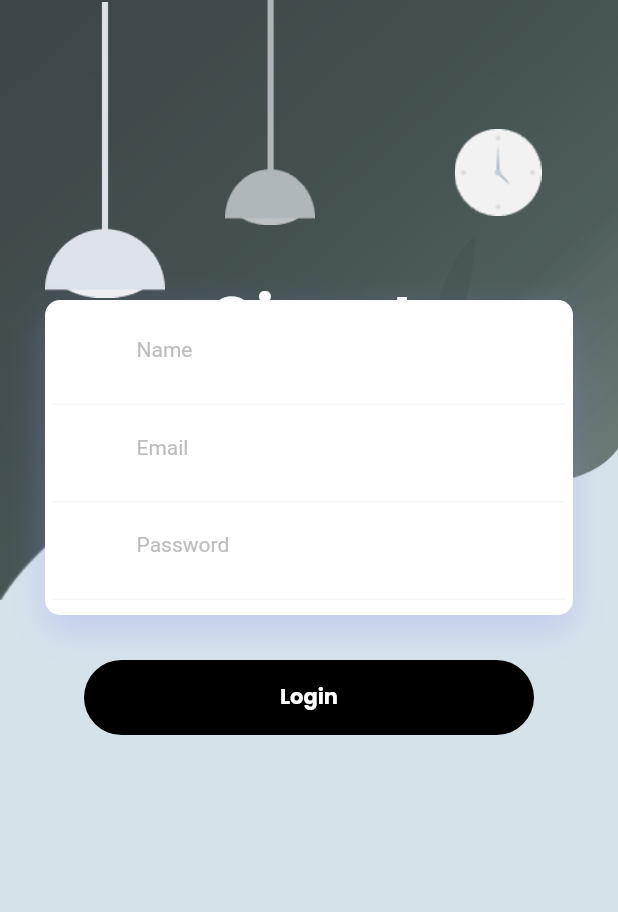
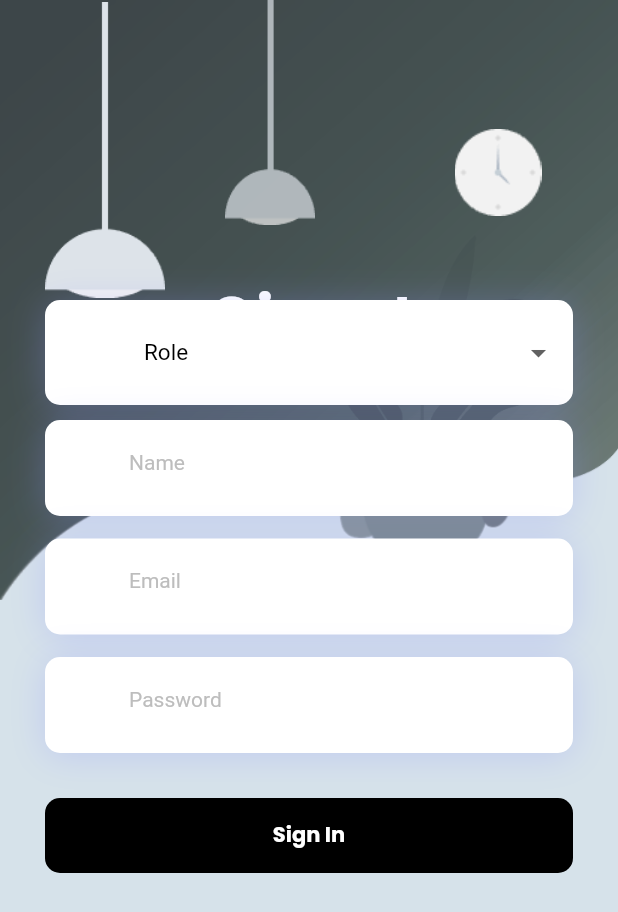
Before and after one commit to BriceJoshy/piXeller, a Flutter app: the SignInPage screen opened directly, on a phone screen of 412 x 824 dp. Shown: the top 912 px of the screen. Run offline on Flutter 3.47's test engine with Material 2 defaults, Android fonts, the phone set to English and light mode, and no system bars; our stand-ins replace flutter_svg, google_fonts, liquid_swipe, rive, smooth_page_indicator; missing offline and left inert: flutter_animated_button.

Commit message:
sign in page

```diff
--- a/lib/main.dart
+++ b/lib/main.dart
@@ -1,7 +1,11 @@
 import 'package:flutter/material.dart';
+import 'package:mini_project_1/src/common_widgets/provider.dart';
 import 'package:mini_project_1/src/utils/themes/theme.dart';
+import 'package:provider/provider.dart';
 
 import 'src/features/authentication/screens/on_boarding/on_boarding_screen.dart';
+
+var size, height, width;
 
 void main() {
   runApp(const MyApp());
@@ -13,13 +17,18 @@ class MyApp extends StatelessWidget {
   // This widget is the root of your application.
   @override
   Widget build(BuildContext context) {
-    return MaterialApp(
+    size = MediaQuery.of(context).size;
+    height = size.height;
+    width = size.width;
+    return ChangeNotifierProvider(
+        create: (context) => TagProvider(),
+        child: MaterialApp(
           //  for light theme
           theme: MyAppTheme.lightTheme,
           darkTheme: MyAppTheme.darkTheme,
           themeMode: ThemeMode.system,
           debugShowCheckedModeBanner: false,
           home: const onBoardingScreen(),
-    );
+        ));
   }
 }
--- /dev/null
+++ b/lib/src/common_widgets/mydropdownmenu.dart
@@ -0,0 +1,104 @@
+import 'package:flutter/material.dart';
+import 'package:mini_project_1/src/common_widgets/provider.dart';
+import 'package:provider/provider.dart';
+
+import '../../main.dart';
+import '../features/authentication/screens/signinpage/signinpage.dart';
+
+class MyDropDown extends StatefulWidget {
+  final List<String> myList;
+  final bool isEdit;
+  const MyDropDown({Key? key, required this.myList, required this.isEdit})
+      : super(key: key);
+
+  @override
+  State<MyDropDown> createState() => _MyDropDownState();
+}
+
+class _MyDropDownState extends State<MyDropDown> {
+  late bool isFont = editCheck();
+
+  editCheck() {
+    if (widget.isEdit == true) {
+      return isFont = true;
+    } else {
+      return isFont = false;
+    }
+  }
+
+  @override
+  Widget build(BuildContext context) {
+    return myDropDown(widget.myList, context);
+  }
+
+  Widget myDropDown(List<String> lists, BuildContext context) {
+    var tagProvider = Provider.of<TagProvider>(context);
+
+    return Container(
+      padding: const EdgeInsets.all(8),
+      decoration: BoxDecoration(
+          color: Colors.white,
+          borderRadius: BorderRadius.circular(10),
+          boxShadow: const [
+            BoxShadow(
+                color: Color.fromRGBO(143, 148, 251, .3),
+                blurRadius: 20,
+                offset: Offset(0, 2))
+          ]),
+      width: width * 1,
+      child: InputDecorator(
+        decoration: InputDecoration(
+          prefixIcon: const Padding(
+            padding: EdgeInsets.symmetric(horizontal: 8),
+            // child: SvgPicture.asset(myLoginPageEmailIcon),
+          ),
+          floatingLabelBehavior: FloatingLabelBehavior.always,
+          labelText: null,
+          labelStyle: const TextStyle(
+              fontSize: 17, color: Colors.black, letterSpacing: .2),
+          enabledBorder: OutlineInputBorder(
+              borderRadius: BorderRadius.circular(20),
+              borderSide: const BorderSide(color: Colors.white, width: 2)),
+          focusedBorder: OutlineInputBorder(
+              borderRadius: BorderRadius.circular(20),
+              borderSide: const BorderSide(color: Colors.white, width: 2)),
+          border: OutlineInputBorder(
+              borderRadius: BorderRadius.circular(20),
+              borderSide: const BorderSide(color: Colors.white, width: 2)),
+          disabledBorder: OutlineInputBorder(
+              borderRadius: BorderRadius.circular(20),
+              borderSide: const BorderSide(color: Colors.white, width: 2)),
+          contentPadding: const EdgeInsets.all(3),
+        ),
+        child: DropdownButtonHideUnderline(
+          child: DropdownButton<String>(
+              hint: Padding(
+                padding: const EdgeInsets.only(left: 10.0),
+                child: Text(
+                  selectedRole,
+                  style: TextStyle(
+                      color: Colors.black,
+                      fontSize: 15,
+                      fontWeight: isFont ? FontWeight.bold : FontWeight.normal),
+                ),
+              ),
+              borderRadius: BorderRadius.circular(20),
+              autofocus: true,
+              items: lists
+                  .map((e) => DropdownMenuItem(
+                        value: e,
+                        child: Text(e),
+                      ))
+                  .toList(),
+              onChanged: (value) {
+                setState(() {
+                  isFont = true;
+                });
+                tagProvider.changeMenu();
+                selectedRole = value!;
+              }),
+        ),
+      ),
+    );
+  }
+}
--- /dev/null
+++ b/lib/src/common_widgets/provider.dart
@@ -0,0 +1,8 @@
+import 'package:flutter/material.dart';
+import 'package:intl/intl.dart';
+
+class TagProvider with ChangeNotifier {
+  void changeMenu() {
+    notifyListeners();
+  }
+}
--- a/lib/src/features/authentication/screens/signinpage/signinpage.dart
+++ b/lib/src/features/authentication/screens/signinpage/signinpage.dart
@@ -1,7 +1,11 @@
 import 'package:flutter/material.dart';
 import 'package:google_fonts/google_fonts.dart';
+import 'package:mini_project_1/src/common_widgets/mydropdownmenu.dart';
 
 import '../../../../constants/image_strings.dart';
+
+String selectedRole = "Role";
+List<String> myList = ["Distributer", "Producer"];
 
 class SignInPage extends StatefulWidget {
   const SignInPage({super.key});
@@ -11,6 +15,13 @@ class SignInPage extends StatefulWidget {
 }
 
 class _SignInPageState extends State<SignInPage> {
+  @override
+  void initState() {
+    // TODO: implement initState
+    super.initState();
+    selectedRole = "Role";
+  }
+
   @override
   Widget build(BuildContext context) {
     return Scaffold(
@@ -93,13 +104,15 @@ class _SignInPageState extends State<SignInPage> {
                 mainAxisAlignment: MainAxisAlignment.center,
                 children: [
                   Padding(
-                    padding: const EdgeInsets.only(left: 30, right: 30),
-                    child: Container(
-                      alignment: Alignment.center,
-                      width: 400,
-                      padding: const EdgeInsets.only(
-                          top: 5, left: 5, right: 5, bottom: 10),
-                      // margin: const EdgeInsets.only(bottom: 15 * 4),
+                    padding: const EdgeInsets.symmetric(horizontal: 30),
+                    child: Column(
+                      children: [
+                        MyDropDown(myList: myList, isEdit: false),
+                        const SizedBox(
+                          height: 10,
+                        ),
+                        Container(
+                          padding: const EdgeInsets.all(8),
                           decoration: BoxDecoration(
                               color: Colors.white,
                               borderRadius: BorderRadius.circular(10),
@@ -107,17 +120,8 @@ class _SignInPageState extends State<SignInPage> {
                                 BoxShadow(
                                     color: Color.fromRGBO(143, 148, 251, .3),
                                     blurRadius: 20,
-                                offset: Offset(0, 10))
+                                    offset: Offset(0, 2))
                               ]),
-                      child: Column(
-                        children: [
-                          Container(
-                            padding: const EdgeInsets.all(8),
-                            decoration: BoxDecoration(
-                              border: Border(
-                                bottom: BorderSide(color: Colors.grey.shade100),
-                              ),
-                            ),
                           child: TextField(
                             keyboardType: TextInputType.emailAddress,
                             style: const TextStyle(fontSize: 14),
@@ -129,18 +133,24 @@ class _SignInPageState extends State<SignInPage> {
                               ),
                               border: InputBorder.none,
                               hintText: "Name",
-                                hintStyle:
-                                    TextStyle(color: Colors.grey.shade400),
+                              hintStyle: TextStyle(color: Colors.grey.shade400),
                             ),
                           ),
+                        ),
+                        const SizedBox(
+                          height: 15,
                         ),
                         Container(
                           padding: const EdgeInsets.all(8),
                           decoration: BoxDecoration(
-                              border: Border(
-                                bottom: BorderSide(color: Colors.grey.shade100),
-                              ),
-                            ),
+                              color: Colors.white,
+                              borderRadius: BorderRadius.circular(10),
+                              boxShadow: const [
+                                BoxShadow(
+                                    color: Color.fromRGBO(143, 148, 251, .3),
+                                    blurRadius: 20,
+                                    offset: Offset(0, 2))
+                              ]),
                           child: TextField(
                             keyboardType: TextInputType.emailAddress,
                             style: const TextStyle(fontSize: 14),
@@ -152,18 +162,24 @@ class _SignInPageState extends State<SignInPage> {
                               ),
                               border: InputBorder.none,
                               hintText: "Email",
-                                hintStyle:
-                                    TextStyle(color: Colors.grey.shade400),
+                              hintStyle: TextStyle(color: Colors.grey.shade400),
                             ),
                           ),
+                        ),
+                        const SizedBox(
+                          height: 15,
                         ),
                         Container(
                           padding: const EdgeInsets.all(8),
                           decoration: BoxDecoration(
-                              border: Border(
-                                bottom: BorderSide(color: Colors.grey.shade100),
-                              ),
-                            ),
+                              color: Colors.white,
+                              borderRadius: BorderRadius.circular(10),
+                              boxShadow: const [
+                                BoxShadow(
+                                    color: Color.fromRGBO(143, 148, 251, .3),
+                                    blurRadius: 20,
+                                    offset: Offset(0, 2))
+                              ]),
                           child: TextField(
                             keyboardType: TextInputType.visiblePassword,
                             obscureText: true,
@@ -177,34 +193,36 @@ class _SignInPageState extends State<SignInPage> {
                               ),
                               border: InputBorder.none,
                               hintText: "Password",
-                                hintStyle:
-                                    TextStyle(color: Colors.grey.shade400),
+                              hintStyle: TextStyle(color: Colors.grey.shade400),
                             ),
                           ),
                         ),
                       ],
                     ),
                   ),
-                  ),
                   const SizedBox(
                     height: 30,
                   ),
-                  InkWell(
+                  Padding(
+                    padding: const EdgeInsets.symmetric(horizontal: 30),
+                    child: InkWell(
                       onTap: () {},
                       child: Container(
                         height: 50,
-                      width: 300,
+                        width: 400,
                         decoration: const BoxDecoration(
                           color: Colors.black,
                           borderRadius: BorderRadius.all(
-                          Radius.circular(30),
+                            Radius.circular(10),
                           ),
                         ),
                         child: Center(
                           child: Text(
-                          "Login",
+                            "Sign In",
                             style: GoogleFonts.poppins(
-                              color: Colors.white, fontWeight: FontWeight.bold),
+                                color: Colors.white,
+                                fontWeight: FontWeight.bold),
+                          ),
                         ),
                       ),
                     ),
--- a/pubspec.yaml
+++ b/pubspec.yaml
@@ -43,6 +43,8 @@ dependencies:
   rive: ^0.7.16
   flutter_animated_button: ^2.0.3
   flutter_svg: ^2.0.6
+  provider: ^6.0.5
+  intl: ^0.18.1
 
 dev_dependencies:
   flutter_test:
```
Also changed, not shown: pubspec.lock. Lines whose indentation alone changed are shown as unchanged.
